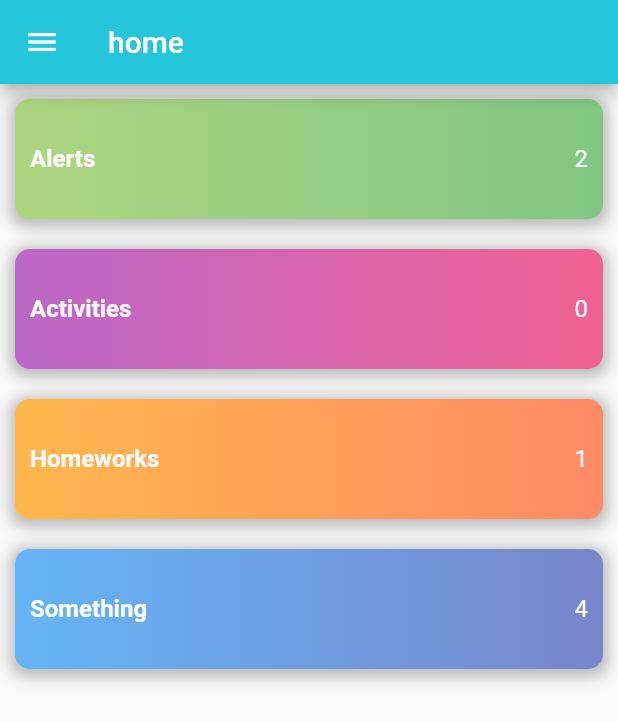
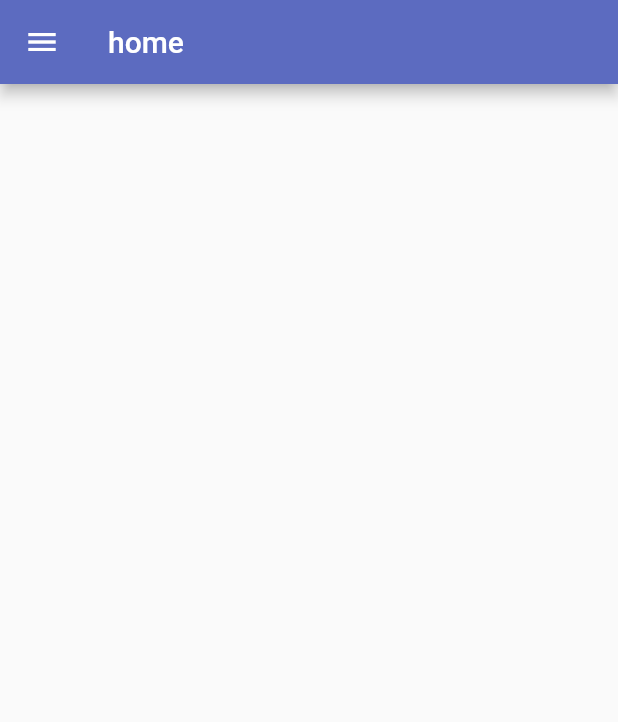
Before and after one commit to hassanalkhabaz/management_school, a Flutter app: the Home screen opened by its route, on a phone screen of 412 x 824 dp. Shown: the top 722 px of the screen. Run offline on Flutter 3.47's test engine with Material 2 defaults, Android fonts, the phone set to English and light mode, and no system bars; our stand-ins replace flutter_form_builder, shared_preferences; accounts and stored records are empty.

Commit message:
home colors changed

```diff
--- a/lib/ui/pages/home.dart
+++ b/lib/ui/pages/home.dart
@@ -14,17 +14,10 @@ class HomeState extends State<Home> {
     return Scaffold(
       appBar: AppBar(
         title: Text('home'),
-        backgroundColor: Colors.cyan[400],
+        backgroundColor: Colors.indigo[400],
       ),
       drawer: MyDrawer(),
-      body: Column(
-        children: [
-          coloredCard(title: 'Alerts', content:'2', colors: 2),
-          coloredCard(title: 'Activities', content:'0', colors: 3),
-          coloredCard(title: 'Homeworks', content:'1', colors: 4),
-          coloredCard(title: 'Something', content:'4', colors: 1),
-        ],
-      ),
+      body: Container()
     );
   }
 
```
